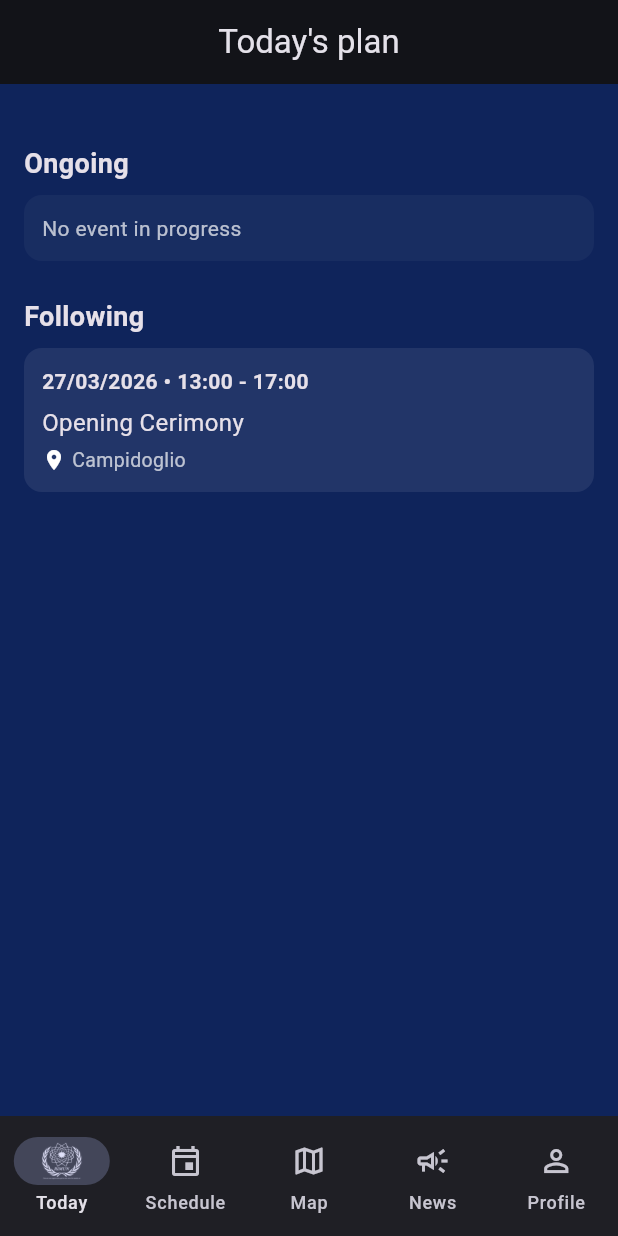
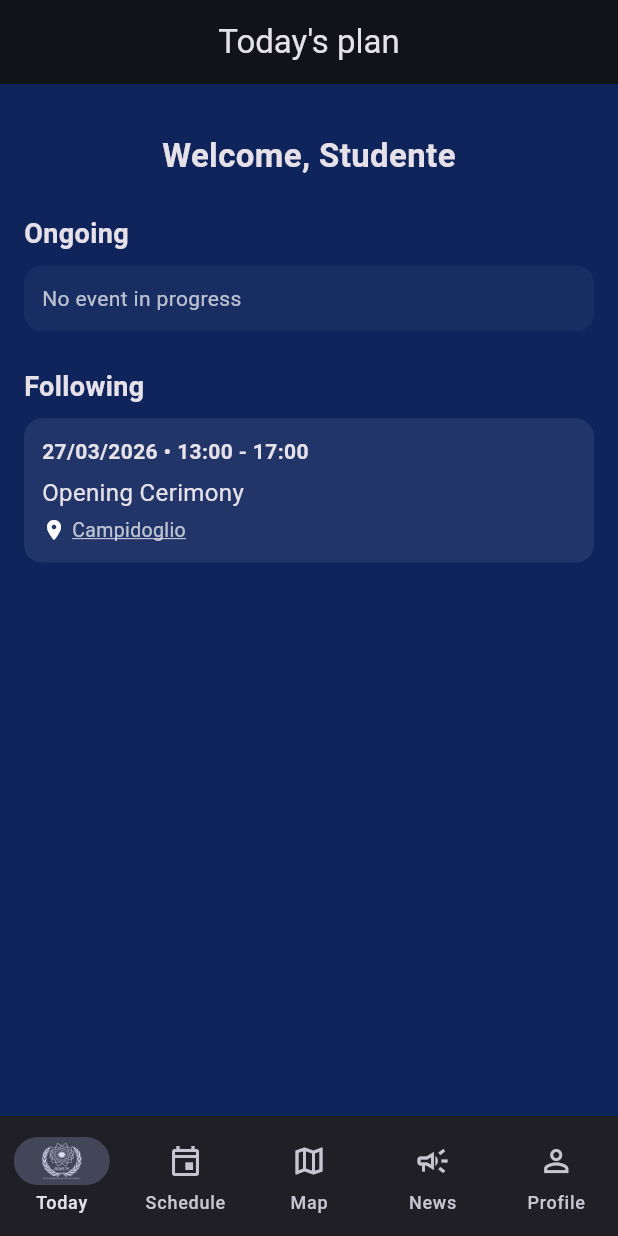
Before and after one commit to elenamuia/rimun-app, a Flutter app: the screen it shows once a user with an empty profile is signed in, on a phone screen of 412 x 824 dp. Run offline on Flutter 3.47's test engine with Material 3 defaults, Android fonts, the phone set to English and light mode, and no system bars; our stand-ins replace cloud_firestore, firebase_auth, firebase_core; accounts and stored records are empty.

Commit message:
link aggiunti alle location

```diff
--- a/lib/screens/today_screen.dart
+++ b/lib/screens/today_screen.dart
@@ -1,5 +1,6 @@
 import 'package:flutter/material.dart';
 import 'package:flutter/services.dart' show rootBundle;
+import 'package:url_launcher/url_launcher.dart';
 
 import '../models.dart';
 import '../services.dart';
@@ -28,7 +29,8 @@ class _TodayScreenState extends State<TodayScreen> {
   }
 
   Future<List<_TodayEvent>> _loadEventsFromCsv() async {
-    final csvString = await rootBundle.loadString('assets/rimun_calendario_prova.csv');
+    final csvString =
+        await rootBundle.loadString('assets/rimun_calendario_prova.csv');
 
     final lines = csvString
         .split(RegExp(r'\r?\n'))
@@ -39,8 +41,6 @@ class _TodayScreenState extends State<TodayScreen> {
     if (lines.isEmpty) return [];
 
     final List<_TodayEvent> events = [];
-    final now = DateTime.now();
-    final year = now.year;
 
     // salta header se la prima riga è l'header
     int startIndex = 0;
@@ -51,15 +51,17 @@ class _TodayScreenState extends State<TodayScreen> {
     for (var i = startIndex; i < lines.length; i++) {
       final line = lines[i];
       final parts = line.split(',');
-      if (parts.length < 5) {
+      if (parts.length < 6) {
+        // ora ci aspettiamo: day, start, end, desc, location, link
         continue;
       }
 
-      final dayStr = parts[0].trim(); // es "28/10"
+      final dayStr = parts[0].trim(); // es "23/03/2026"
       final startStr = parts[1].trim();
       final endStr = parts[2].trim();
       final description = parts[3].trim();
-      final location = parts.sublist(4).join(',').trim();
+      final location = parts[4].trim();
+      final link = parts[5].trim();
 
       final date = _parseDayToDate(dayStr);
       if (date == null) continue;
@@ -93,6 +95,7 @@ class _TodayScreenState extends State<TodayScreen> {
           endLabel: endStr,
           description: description,
           location: location,
+          link: link,
         ),
       );
     }
@@ -104,7 +107,7 @@ class _TodayScreenState extends State<TodayScreen> {
 
   DateTime? _parseDayToDate(String dayLabel) {
     try {
-        // Caso 1: formato ISO "2026-03-27"
+      // Caso 1: formato ISO "2026-03-23"
       if (dayLabel.contains('-')) {
         return DateTime.parse(dayLabel);
       }
@@ -125,7 +128,6 @@ class _TodayScreenState extends State<TodayScreen> {
       return null;
     }
   }
-
 
   TimeOfDay? _parseTime(String time) {
     try {
@@ -190,6 +192,11 @@ class _TodayScreenState extends State<TodayScreen> {
               }
             }
           }
+
+          // fallback: se non c'è nessun evento futuro, mostra almeno il primo
+          if (following == null && events.isNotEmpty) {
+            following = events.first;
+          }
         }
 
         return Padding(
@@ -198,6 +205,18 @@ class _TodayScreenState extends State<TodayScreen> {
             mainAxisAlignment: MainAxisAlignment.start,
             crossAxisAlignment: CrossAxisAlignment.stretch,
             children: [
+              const SizedBox(height: 16),
+
+              // 🔹 Welcome, Nome
+              Text(
+                'Welcome, ${widget.student.name}',
+                textAlign: TextAlign.center,
+                style: const TextStyle(
+                  fontSize: 22,
+                  fontWeight: FontWeight.bold,
+                ),
+              ),
+
               const SizedBox(height: 24),
 
               // 🔹 Ongoing
@@ -233,6 +252,7 @@ class _TodayEvent {
   final String endLabel;
   final String description;
   final String location;
+  final String link;
 
   _TodayEvent({
     required this.dayLabel,
@@ -242,6 +262,7 @@ class _TodayEvent {
     required this.endLabel,
     required this.description,
     required this.location,
+    required this.link,
   });
 }
 
@@ -267,8 +288,26 @@ class _EventCardToday extends StatelessWidget {
 
   const _EventCardToday({required this.event});
 
+  Future<void> _openLink() async {
+    if (event.link.isEmpty) return;
+    final uri = Uri.tryParse(event.link);
+    if (uri == null) return;
+    if (await canLaunchUrl(uri)) {
+      await launchUrl(uri);
+    }
+  }
+
   @override
   Widget build(BuildContext context) {
+    final locationText = Text(
+      event.location,
+      style: const TextStyle(
+        fontSize: 13,
+        color: Colors.white70,
+        decoration: TextDecoration.underline,
+      ),
+    );
+
     return Container(
       decoration: BoxDecoration(
         borderRadius: BorderRadius.circular(12),
@@ -297,7 +336,12 @@ class _EventCardToday extends StatelessWidget {
               const Icon(Icons.place, size: 16),
               const SizedBox(width: 4),
               Expanded(
-                child: Text(
+                child: event.link.isNotEmpty
+                    ? InkWell(
+                        onTap: _openLink,
+                        child: locationText,
+                      )
+                    : Text(
                         event.location,
                         style: const TextStyle(
                           fontSize: 13,
--- a/pubspec.yaml
+++ b/pubspec.yaml
@@ -30,6 +30,7 @@ environment:
 dependencies:
   flutter:
     sdk: flutter
+  url_launcher: ^6.3.0
 
 
 
```
Also changed, not shown: assets/rimun_calendario_prova.csv (+5 -5 lines), lib/screens/schedule_screen.dart (+34 -5 lines), pubspec.lock, 5 other files. Lines whose indentation alone changed are shown as unchanged.
